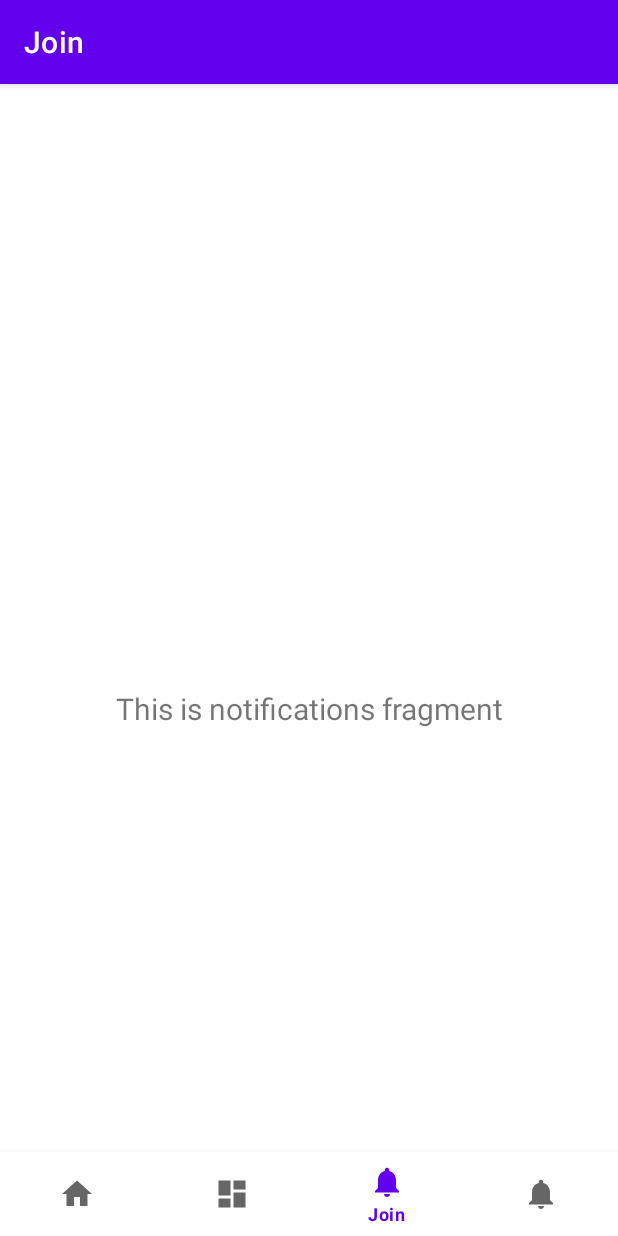
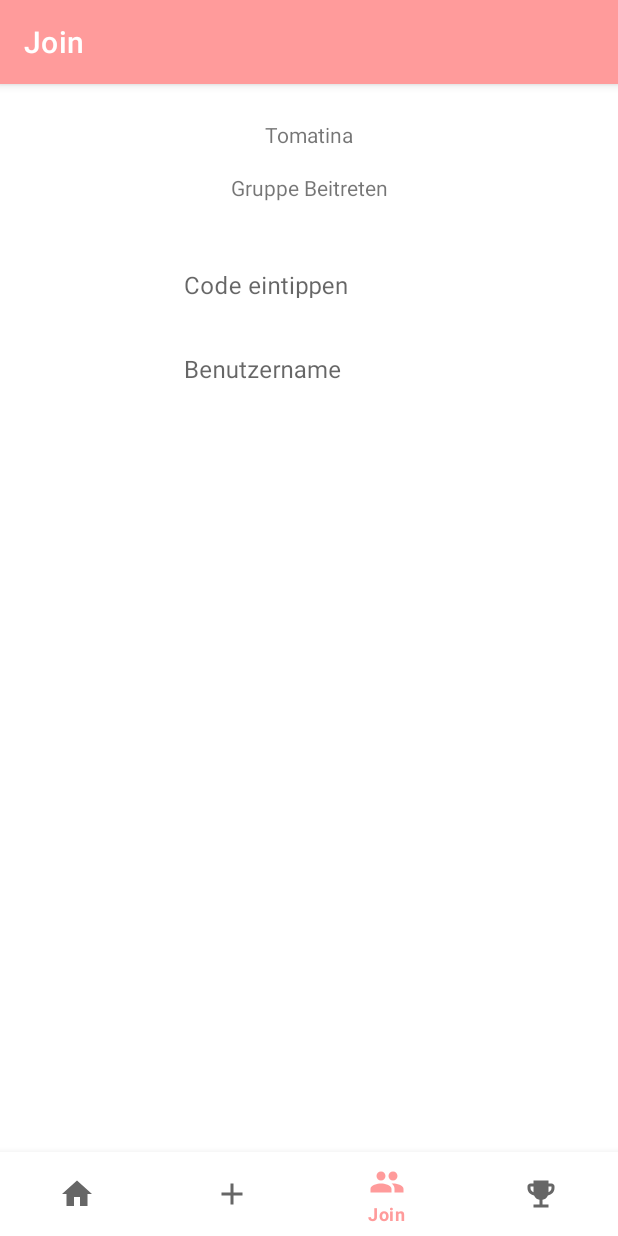
Before and after one commit to msd19tomatina/tomatina-native, an Android app: the screen it shows after launch (MainActivity), item 3 of the bottom bar chosen, on a phone screen of 412 x 824 dp. Run offline under Robolectric (Android 15) with nearby library versions, the phone set to English and light mode, and no system bars; our stand-ins replace navigation-ui.

Commit message:
changed colors and icons

```diff
--- a/app/build.gradle
+++ b/app/build.gradle
@@ -38,6 +38,7 @@ dependencies {
     implementation 'androidx.navigation:navigation-ui:2.2.2'
     implementation 'androidx.lifecycle:lifecycle-livedata-ktx:2.2.0'
     implementation 'androidx.lifecycle:lifecycle-viewmodel-ktx:2.2.0'
+    implementation 'androidx.legacy:legacy-support-v4:1.0.0'
     testImplementation 'junit:junit:4.+'
     androidTestImplementation 'androidx.test.ext:junit:1.1.1'
     androidTestImplementation 'androidx.test.espresso:espresso-core:3.2.0'
--- a/app/src/main/java/com/example/tomatina/MainActivity.java
+++ b/app/src/main/java/com/example/tomatina/MainActivity.java
@@ -20,7 +20,7 @@ public class MainActivity extends AppCompatActivity {
         // Passing each menu ID as a set of Ids because each
         // menu should be considered as top level destinations.
         AppBarConfiguration appBarConfiguration = new AppBarConfiguration.Builder(
-                R.id.navigation_home, R.id.navigation_dashboard, R.id.navigation_notifications)
+                R.id.navigation_home, R.id.navigation_dashboard, R.id.navigation_join, R.id.navigation_highscores)
                 .build();
         NavController navController = Navigation.findNavController(this, R.id.nav_host_fragment);
         NavigationUI.setupActionBarWithNavController(this, navController, appBarConfiguration);
--- /dev/null
+++ b/app/src/main/java/com/example/tomatina/ui/join/JoinFragment.java
@@ -0,0 +1,29 @@
+package com.example.tomatina.ui.join;
+
+import android.os.Bundle;
+import android.view.LayoutInflater;
+import android.view.View;
+import android.view.ViewGroup;
+import android.widget.TextView;
+
+import androidx.annotation.NonNull;
+import androidx.annotation.Nullable;
+import androidx.fragment.app.Fragment;
+import androidx.lifecycle.Observer;
+import androidx.lifecycle.ViewModelProvider;
+
+import com.example.tomatina.R;
+
+public class JoinFragment extends Fragment {
+
+    private JoinViewModel joinViewModel;
+
+    public View onCreateView(@NonNull LayoutInflater inflater,
+                             ViewGroup container, Bundle savedInstanceState) {
+        joinViewModel =
+                new ViewModelProvider(this).get(JoinViewModel.class);
+        View root = inflater.inflate(R.layout.fragment_join, container, false);
+
+        return root;
+    }
+}
--- a/app/src/main/java/com/example/tomatina/ui/notifications/NotificationsViewModel.java
+++ b/app/src/main/java/com/example/tomatina/ui/join/JoinViewModel.java
@@ -1,14 +1,14 @@
-package com.example.tomatina.ui.notifications;
+package com.example.tomatina.ui.join;
 
 import androidx.lifecycle.LiveData;
 import androidx.lifecycle.MutableLiveData;
 import androidx.lifecycle.ViewModel;
 
-public class NotificationsViewModel extends ViewModel {
+public class JoinViewModel extends ViewModel {
 
     private MutableLiveData<String> mText;
 
-    public NotificationsViewModel() {
+    public JoinViewModel() {
         mText = new MutableLiveData<>();
         mText.setValue("This is notifications fragment");
     }
--- a/app/src/main/java/com/example/tomatina/ui/notifications/NotificationsFragment.java
+++ /dev/null
@@ -1,35 +0,0 @@
-package com.example.tomatina.ui.notifications;
-
-import android.os.Bundle;
-import android.view.LayoutInflater;
-import android.view.View;
-import android.view.ViewGroup;
-import android.widget.TextView;
-
-import androidx.annotation.NonNull;
-import androidx.annotation.Nullable;
-import androidx.fragment.app.Fragment;
-import androidx.lifecycle.Observer;
-import androidx.lifecycle.ViewModelProvider;
-
-import com.example.tomatina.R;
-
-public class NotificationsFragment extends Fragment {
-
-    private NotificationsViewModel notificationsViewModel;
-
-    public View onCreateView(@NonNull LayoutInflater inflater,
-                             ViewGroup container, Bundle savedInstanceState) {
-        notificationsViewModel =
-                new ViewModelProvider(this).get(NotificationsViewModel.class);
-        View root = inflater.inflate(R.layout.fragment_notifications, container, false);
-        final TextView textView = root.findViewById(R.id.text_notifications);
-        notificationsViewModel.getText().observe(getViewLifecycleOwner(), new Observer<String>() {
-            @Override
-            public void onChanged(@Nullable String s) {
-                textView.setText(s);
-            }
-        });
-        return root;
-    }
-}
--- /dev/null
+++ b/app/src/main/res/drawable/ic_baseline_add_24.xml
@@ -0,0 +1,10 @@
+<vector xmlns:android="http://schemas.android.com/apk/res/android"
+    android:width="24dp"
+    android:height="24dp"
+    android:viewportWidth="24"
+    android:viewportHeight="24"
+    android:tint="?attr/colorControlNormal">
+  <path
+      android:fillColor="@android:color/white"
+      android:pathData="M19,13h-6v6h-2v-6H5v-2h6V5h2v6h6v2z"/>
+</vector>
--- /dev/null
+++ b/app/src/main/res/drawable/ic_baseline_emoji_events_24.xml
@@ -0,0 +1,10 @@
+<vector xmlns:android="http://schemas.android.com/apk/res/android"
+    android:width="24dp"
+    android:height="24dp"
+    android:viewportWidth="24"
+    android:viewportHeight="24"
+    android:tint="?attr/colorControlNormal">
+  <path
+      android:fillColor="@android:color/white"
+      android:pathData="M19,5h-2V3H7v2H5C3.9,5 3,5.9 3,7v1c0,2.55 1.92,4.63 4.39,4.94c0.63,1.5 1.98,2.63 3.61,2.96V19H7v2h10v-2h-4v-3.1c1.63,-0.33 2.98,-1.46 3.61,-2.96C19.08,12.63 21,10.55 21,8V7C21,5.9 20.1,5 19,5zM5,8V7h2v3.82C5.84,10.4 5,9.3 5,8zM19,8c0,1.3 -0.84,2.4 -2,2.82V7h2V8z"/>
+</vector>
--- /dev/null
+++ b/app/src/main/res/drawable/ic_baseline_group_24.xml
@@ -0,0 +1,10 @@
+<vector xmlns:android="http://schemas.android.com/apk/res/android"
+    android:width="24dp"
+    android:height="24dp"
+    android:viewportWidth="24"
+    android:viewportHeight="24"
+    android:tint="?attr/colorControlNormal">
+  <path
+      android:fillColor="@android:color/white"
+      android:pathData="M16,11c1.66,0 2.99,-1.34 2.99,-3S17.66,5 16,5c-1.66,0 -3,1.34 -3,3s1.34,3 3,3zM8,11c1.66,0 2.99,-1.34 2.99,-3S9.66,5 8,5C6.34,5 5,6.34 5,8s1.34,3 3,3zM8,13c-2.33,0 -7,1.17 -7,3.5L1,19h14v-2.5c0,-2.33 -4.67,-3.5 -7,-3.5zM16,13c-0.29,0 -0.62,0.02 -0.97,0.05 1.16,0.84 1.97,1.97 1.97,3.45L17,19h6v-2.5c0,-2.33 -4.67,-3.5 -7,-3.5z"/>
+</vector>
--- a/app/src/main/res/layout/activity_main.xml
+++ b/app/src/main/res/layout/activity_main.xml
@@ -4,7 +4,7 @@
     android:id="@+id/container"
     android:layout_width="match_parent"
     android:layout_height="match_parent"
-    android:paddingTop="?attr/actionBarSize">
+    android:paddingTop="0dp">
 
     <com.google.android.material.bottomnavigation.BottomNavigationView
         android:id="@+id/nav_view"
--- a/app/src/main/res/layout/fragment_highscores.xml
+++ /dev/null
@@ -1,6 +0,0 @@
-<?xml version="1.0" encoding="utf-8"?>
-<androidx.constraintlayout.widget.ConstraintLayout
-    xmlns:android="http://schemas.android.com/apk/res/android" android:layout_width="match_parent"
-    android:layout_height="match_parent">
-
-</androidx.constraintlayout.widget.ConstraintLayout>
--- /dev/null
+++ b/app/src/main/res/layout/fragment_join.xml
@@ -0,0 +1,60 @@
+<?xml version="1.0" encoding="utf-8"?>
+<androidx.constraintlayout.widget.ConstraintLayout xmlns:android="http://schemas.android.com/apk/res/android"
+    xmlns:app="http://schemas.android.com/apk/res-auto"
+    xmlns:tools="http://schemas.android.com/tools"
+    android:layout_width="match_parent"
+    android:layout_height="match_parent"
+    tools:context=".ui.join.JoinFragment">
+
+    <TextView
+        android:id="@+id/textView"
+        android:layout_width="wrap_content"
+        android:layout_height="wrap_content"
+        android:layout_marginTop="24dp"
+        android:text="@string/app_name"
+        app:layout_constraintEnd_toEndOf="parent"
+        app:layout_constraintStart_toStartOf="parent"
+        app:layout_constraintTop_toTopOf="parent" />
+
+    <TextView
+        android:id="@+id/textView2"
+        android:layout_width="wrap_content"
+        android:layout_height="wrap_content"
+        android:layout_marginTop="16dp"
+        android:text="Gruppe Beitreten"
+        app:layout_constraintEnd_toEndOf="@+id/textView"
+        app:layout_constraintStart_toStartOf="@+id/textView"
+        app:layout_constraintTop_toBottomOf="@+id/textView" />
+
+    <com.google.android.material.textfield.TextInputLayout
+        android:id="@+id/textInputLayout"
+        android:layout_width="200dp"
+        android:layout_height="40dp"
+        android:layout_marginTop="24dp"
+        app:boxBackgroundMode="none"
+        app:layout_constraintEnd_toEndOf="@+id/textView2"
+        app:layout_constraintStart_toStartOf="@+id/textView2"
+        app:layout_constraintTop_toBottomOf="@+id/textView2">
+
+        <com.google.android.material.textfield.TextInputEditText
+            android:layout_width="match_parent"
+            android:layout_height="match_parent"
+            android:hint="Code eintippen"
+            android:singleLine="false" />
+    </com.google.android.material.textfield.TextInputLayout>
+
+    <com.google.android.material.textfield.TextInputLayout
+        android:layout_width="200dp"
+        android:layout_height="40dp"
+        android:layout_marginTop="16dp"
+        app:boxBackgroundMode="none"
+        app:layout_constraintEnd_toEndOf="@+id/textInputLayout"
+        app:layout_constraintStart_toStartOf="@+id/textInputLayout"
+        app:layout_constraintTop_toBottomOf="@+id/textInputLayout">
+
+        <com.google.android.material.textfield.TextInputEditText
+            android:layout_width="match_parent"
+            android:layout_height="match_parent"
+            android:hint="Benutzername" />
+    </com.google.android.material.textfield.TextInputLayout>
+</androidx.constraintlayout.widget.ConstraintLayout>
--- a/app/src/main/res/layout/fragment_notifications.xml
+++ /dev/null
@@ -1,22 +0,0 @@
-<?xml version="1.0" encoding="utf-8"?>
-<androidx.constraintlayout.widget.ConstraintLayout xmlns:android="http://schemas.android.com/apk/res/android"
-    xmlns:app="http://schemas.android.com/apk/res-auto"
-    xmlns:tools="http://schemas.android.com/tools"
-    android:layout_width="match_parent"
-    android:layout_height="match_parent"
-    tools:context=".ui.notifications.NotificationsFragment">
-
-    <TextView
-        android:id="@+id/text_notifications"
-        android:layout_width="match_parent"
-        android:layout_height="wrap_content"
-        android:layout_marginStart="8dp"
-        android:layout_marginTop="8dp"
-        android:layout_marginEnd="8dp"
-        android:textAlignment="center"
-        android:textSize="20sp"
-        app:layout_constraintBottom_toBottomOf="parent"
-        app:layout_constraintEnd_toEndOf="parent"
-        app:layout_constraintStart_toStartOf="parent"
-        app:layout_constraintTop_toTopOf="parent" />
-</androidx.constraintlayout.widget.ConstraintLayout>
--- a/app/src/main/res/menu/bottom_nav_menu.xml
+++ b/app/src/main/res/menu/bottom_nav_menu.xml
@@ -8,17 +8,17 @@
 
     <item
         android:id="@+id/navigation_dashboard"
-        android:icon="@drawable/ic_dashboard_black_24dp"
+        android:icon="@drawable/ic_baseline_add_24"
         android:title="@string/title_createGroup" />
 
     <item
-        android:id="@+id/navigation_notifications"
-        android:icon="@drawable/ic_notifications_black_24dp"
+        android:id="@+id/navigation_join"
+        android:icon="@drawable/ic_baseline_group_24"
         android:title="@string/title_joinGroup" />
 
     <item
         android:id="@+id/navigation_highscores"
-        android:icon="@drawable/ic_notifications_black_24dp"
+        android:icon="@drawable/ic_baseline_emoji_events_24"
         android:title="@string/title_highscores" />
 
 </menu>
--- a/app/src/main/res/navigation/mobile_navigation.xml
+++ b/app/src/main/res/navigation/mobile_navigation.xml
@@ -18,8 +18,8 @@
         tools:layout="@layout/fragment_dashboard" />
 
     <fragment
-        android:id="@+id/navigation_notifications"
-        android:name="com.example.tomatina.ui.notifications.NotificationsFragment"
+        android:id="@+id/navigation_join"
+        android:name="com.example.tomatina.ui.join.JoinFragment"
         android:label="@string/title_joinGroup"
-        tools:layout="@layout/fragment_notifications" />
+        tools:layout="@layout/fragment_join" />
 </navigation>
--- a/app/src/main/res/values-night/themes.xml
+++ b/app/src/main/res/values-night/themes.xml
@@ -3,7 +3,7 @@
     <style name="Theme.Tomatina" parent="Theme.MaterialComponents.DayNight.DarkActionBar">
         <!-- Primary brand color. -->
         <item name="colorPrimary">@color/purple_200</item>
-        <item name="colorPrimaryVariant">@color/purple_700</item>
+        <item name="colorPrimaryVariant">@color/dark_red</item>
         <item name="colorOnPrimary">@color/black</item>
         <!-- Secondary brand color. -->
         <item name="colorSecondary">@color/teal_200</item>
--- a/app/src/main/res/values/colors.xml
+++ b/app/src/main/res/values/colors.xml
@@ -1,8 +1,8 @@
 <?xml version="1.0" encoding="utf-8"?>
 <resources>
     <color name="purple_200">#FFBB86FC</color>
-    <color name="purple_500">#FF6200EE</color>
-    <color name="purple_700">#FF3700B3</color>
+    <color name="light_red">#FF9B9B</color>
+    <color name="dark_red">#b71c1c</color>
     <color name="teal_200">#FF03DAC5</color>
     <color name="teal_700">#FF018786</color>
     <color name="black">#FF000000</color>
--- a/app/src/main/res/values/themes.xml
+++ b/app/src/main/res/values/themes.xml
@@ -2,8 +2,8 @@
     <!-- Base application theme. -->
     <style name="Theme.Tomatina" parent="Theme.MaterialComponents.DayNight.DarkActionBar">
         <!-- Primary brand color. -->
-        <item name="colorPrimary">@color/purple_500</item>
-        <item name="colorPrimaryVariant">@color/purple_700</item>
+        <item name="colorPrimary">@color/light_red</item>
+        <item name="colorPrimaryVariant">@color/dark_red</item>
         <item name="colorOnPrimary">@color/white</item>
         <!-- Secondary brand color. -->
         <item name="colorSecondary">@color/teal_200</item>
```
